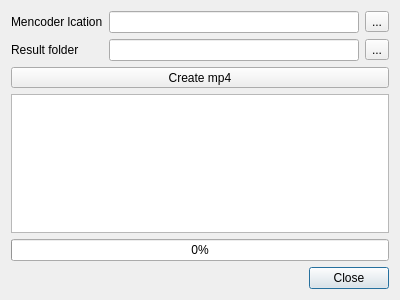
First picture: the form in ui_full/lismpeg.ui, repository vjetten/openlisem, before the edit.
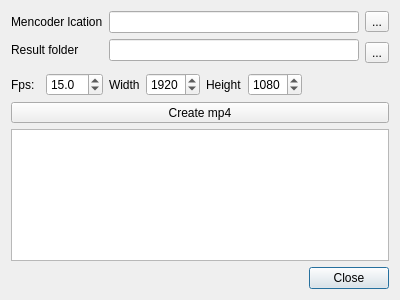
Second picture: the form after the edit. Icons and pictures are not drawn.

What changed in the file:
```diff
--- a/ui_full/lismpeg.ui
+++ b/ui_full/lismpeg.ui
@@ -18,49 +18,17 @@
     <normaloff>:/2X/film.png</normaloff>:/2X/film.png</iconset>
   </property>
   <layout class="QGridLayout" name="gridLayout">
-   <item row="0" column="0">
-    <widget class="QLabel" name="label">
-     <property name="text">
-      <string>Mencoder lcation</string>
-     </property>
-    </widget>
-   </item>
-   <item row="0" column="1">
+   <item row="0" column="2" colspan="5">
     <widget class="QLineEdit" name="E_mencoderDir"/>
    </item>
-   <item row="0" column="2">
-    <widget class="QToolButton" name="toolButton_mencoderDir">
+   <item row="3" column="0">
+    <widget class="QLabel" name="label_3">
      <property name="text">
-      <string>...</string>
+      <string>Fps: </string>
      </property>
-     <property name="icon">
-      <iconset resource="../resources/openlisem.qrc">
-       <normaloff>:/2X/Folder-Open-icon.png</normaloff>:/2X/Folder-Open-icon.png</iconset>
-     </property>
     </widget>
    </item>
-   <item row="1" column="0">
-    <widget class="QLabel" name="label_2">
-     <property name="text">
-      <string>Result folder</string>
-     </property>
-    </widget>
-   </item>
-   <item row="1" column="1">
-    <widget class="QLineEdit" name="E_resultsDir"/>
-   </item>
-   <item row="1" column="2">
-    <widget class="QToolButton" name="toolButton_resultDir">
-     <property name="text">
-      <string>...</string>
-     </property>
-     <property name="icon">
-      <iconset resource="../resources/openlisem.qrc">
-       <normaloff>:/2X/Folder-icon.png</normaloff>:/2X/Folder-icon.png</iconset>
-     </property>
-    </widget>
-   </item>
-   <item row="2" column="0" colspan="3">
+   <item row="4" column="0" colspan="8">
     <widget class="QToolButton" name="toolButton_createMP4">
      <property name="sizePolicy">
       <sizepolicy hsizetype="Preferred" vsizetype="Fixed">
@@ -73,17 +41,111 @@
      </property>
     </widget>
    </item>
-   <item row="3" column="0" colspan="3">
+   <item row="3" column="1">
+    <widget class="QDoubleSpinBox" name="doubleSpin_mpegFps">
+     <property name="sizePolicy">
+      <sizepolicy hsizetype="Fixed" vsizetype="Fixed">
+       <horstretch>0</horstretch>
+       <verstretch>0</verstretch>
+      </sizepolicy>
+     </property>
+     <property name="decimals">
+      <number>1</number>
+     </property>
+     <property name="minimum">
+      <double>1.000000000000000</double>
+     </property>
+     <property name="singleStep">
+      <double>0.100000000000000</double>
+     </property>
+     <property name="value">
+      <double>15.000000000000000</double>
+     </property>
+    </widget>
+   </item>
+   <item row="1" column="7" rowspan="2">
+    <widget class="QToolButton" name="toolButton_resultDir">
+     <property name="text">
+      <string>...</string>
+     </property>
+     <property name="icon">
+      <iconset resource="../resources/openlisem.qrc">
+       <normaloff>:/2X/Folder-icon.png</normaloff>:/2X/Folder-icon.png</iconset>
+     </property>
+    </widget>
+   </item>
+   <item row="1" column="0" colspan="2">
+    <widget class="QLabel" name="label_2">
+     <property name="text">
+      <string>Result folder</string>
+     </property>
+    </widget>
+   </item>
+   <item row="0" column="7">
+    <widget class="QToolButton" name="toolButton_mencoderDir">
+     <property name="text">
+      <string>...</string>
+     </property>
+     <property name="icon">
+      <iconset resource="../resources/openlisem.qrc">
+       <normaloff>:/2X/Folder-Open-icon.png</normaloff>:/2X/Folder-Open-icon.png</iconset>
+     </property>
+    </widget>
+   </item>
+   <item row="3" column="2">
+    <widget class="QLabel" name="label_4">
+     <property name="text">
+      <string>Width</string>
+     </property>
+    </widget>
+   </item>
+   <item row="3" column="3">
+    <widget class="QSpinBox" name="spinBox_mpegWidth">
+     <property name="minimum">
+      <number>720</number>
+     </property>
+     <property name="maximum">
+      <number>2560</number>
+     </property>
+     <property name="value">
+      <number>1920</number>
+     </property>
+    </widget>
+   </item>
+   <item row="1" column="2" colspan="5">
+    <widget class="QLineEdit" name="E_resultsDir"/>
+   </item>
+   <item row="3" column="4">
+    <widget class="QLabel" name="label_5">
+     <property name="text">
+      <string>Height</string>
+     </property>
+    </widget>
+   </item>
+   <item row="0" column="0" colspan="2">
+    <widget class="QLabel" name="label">
+     <property name="text">
+      <string>Mencoder lcation</string>
+     </property>
+    </widget>
+   </item>
+   <item row="5" column="0" colspan="8">
     <widget class="QTextEdit" name="E_mpegProcessOutput"/>
    </item>
-   <item row="4" column="0" colspan="3">
-    <widget class="QProgressBar" name="progressBar">
-     <property name="value">
-      <number>0</number>
+   <item row="3" column="6">
+    <spacer name="horizontalSpacer">
+     <property name="orientation">
+      <enum>Qt::Horizontal</enum>
      </property>
-    </widget>
+     <property name="sizeHint" stdset="0">
+      <size>
+       <width>40</width>
+       <height>20</height>
+      </size>
+     </property>
+    </spacer>
    </item>
-   <item row="5" column="0" colspan="3">
+   <item row="6" column="0" colspan="8">
     <widget class="QDialogButtonBox" name="buttonBox">
      <property name="orientation">
       <enum>Qt::Horizontal</enum>
@@ -93,6 +155,19 @@
      </property>
     </widget>
    </item>
+   <item row="3" column="5">
+    <widget class="QSpinBox" name="spinBox_mpegHeight">
+     <property name="minimum">
+      <number>1</number>
+     </property>
+     <property name="maximum">
+      <number>1400</number>
+     </property>
+     <property name="value">
+      <number>1080</number>
+     </property>
+    </widget>
+   </item>
   </layout>
  </widget>
  <resources>
```
